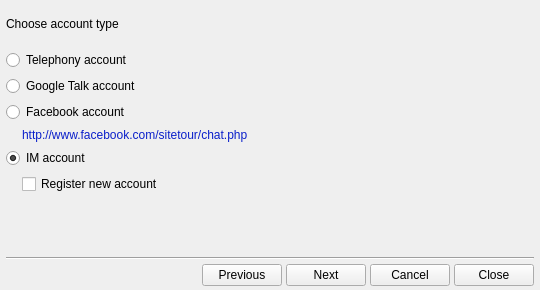
First picture: the form in share/skins/default/accountwizard.ui, repository itds-consulting/yate, before the edit.
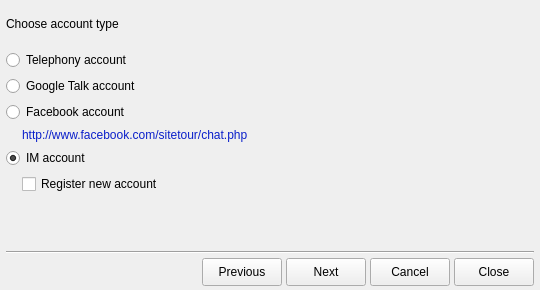
Second picture: the form after the edit. Icons and pictures are not drawn.

Commit message: Set a minimum vertical size to the Account Wizard's buttons.

```diff
--- a/share/skins/default/accountwizard.ui
+++ b/share/skins/default/accountwizard.ui
@@ -1394,6 +1394,12 @@
      </item>
      <item>
       <widget class="QPushButton" name="prev" >
+       <property name="minimumSize">
+        <size>
+         <width>0</width>
+         <height>28</height>
+        </size>
+       </property>
        <property name="text" >
         <string>Previous</string>
        </property>
@@ -1404,6 +1410,12 @@
      </item>
      <item>
       <widget class="QPushButton" name="next" >
+       <property name="minimumSize">
+        <size>
+         <width>0</width>
+         <height>28</height>
+        </size>
+       </property>
        <property name="text" >
         <string>Next</string>
        </property>
@@ -1414,6 +1426,12 @@
      </item>
      <item>
       <widget class="QPushButton" name="cancel" >
+       <property name="minimumSize">
+        <size>
+         <width>0</width>
+         <height>28</height>
+        </size>
+       </property>
        <property name="text" >
         <string>Cancel</string>
        </property>
@@ -1421,6 +1439,12 @@
      </item>
      <item>
       <widget class="QPushButton" name="button_hide" >
+       <property name="minimumSize">
+        <size>
+         <width>0</width>
+         <height>28</height>
+        </size>
+       </property>
        <property name="text" >
         <string>Close</string>
        </property>
```
